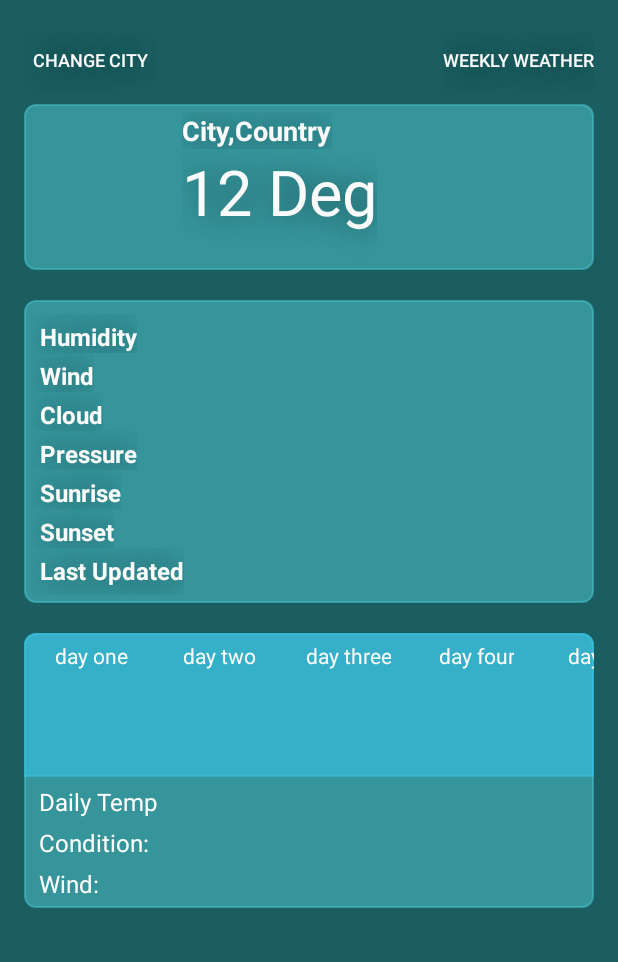
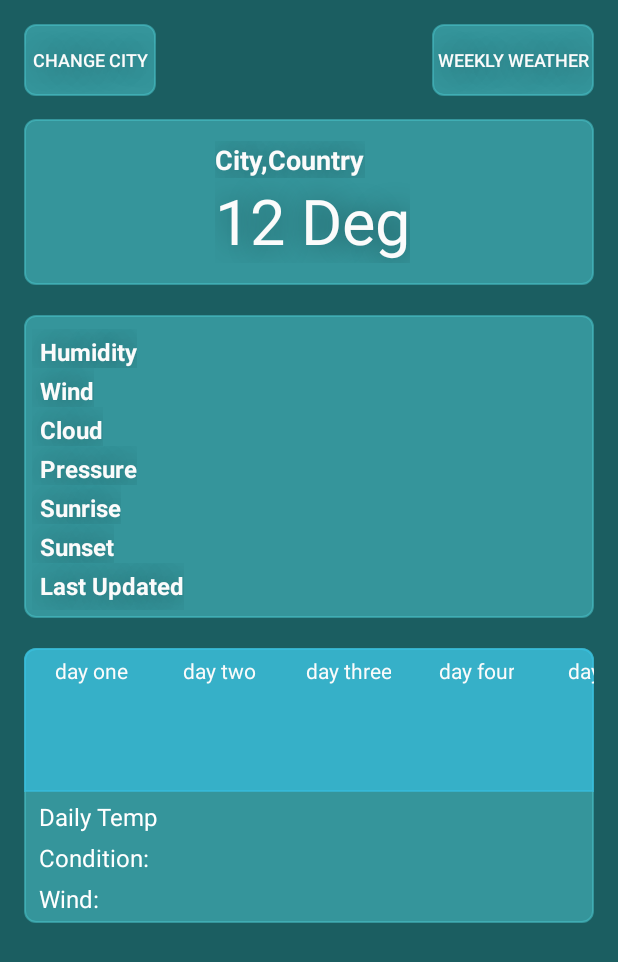
Before and after one commit to ahmeturun/Wheather-App, an Android app: the screen it shows after launch (MainActivity), on a phone screen of 412 x 824 dp. Shown: the top 962 px of the screen. Run offline under Robolectric (Android 15) with nearby library versions, the phone set to English and light mode, and no system bars; our stand-ins replace Volley; network calls fail.

Commit message:
front-end improvment

```diff
--- a/app/src/main/res/layout-v14/content_main.xml
+++ b/app/src/main/res/layout-v14/content_main.xml
@@ -22,7 +22,7 @@
         android:text="@string/change_city"
         android:id="@+id/change_cityId"
         android:background="@drawable/rounded_corner"
-        android:backgroundTint="@color/transparent"
+        android:backgroundTint="#8e4ac3c9"
         android:textColor="@color/light_font"
         android:shadowColor="@color/text_shadow"
         android:textSize="12sp"
@@ -38,8 +38,8 @@
         android:layout_height="wrap_content"
         android:text="@string/weekly_weather_btn"
         android:id="@+id/weekly_weather_btn"
-        android:background="@android:color/transparent"
-        android:backgroundTint="@color/abc_background_cache_hint_selector_material_dark"
+        android:background="@drawable/rounded_corner"
+        android:backgroundTint="#8e4ac3c9"
         android:textColor="@color/light_font"
         android:textSize="12sp"
         android:shadowColor="@color/text_shadow"
@@ -49,14 +49,16 @@
         android:onClick="weekly_Weather"
         android:layout_alignParentTop="true"
         android:layout_alignParentEnd="true"
-        android:hapticFeedbackEnabled="false" />
+        android:hapticFeedbackEnabled="false"
+        android:paddingRight="3dp"
+        android:paddingLeft="3dp" />
 
     <RelativeLayout
         android:layout_width="match_parent"
         android:layout_height="wrap_content"
         android:hapticFeedbackEnabled="false"
         android:layout_below="@+id/change_cityId"
-        android:layout_marginTop="5dp"
+        android:layout_marginTop="15dp"
         android:id="@+id/degreeLayout"
         android:animationCache="false"
         android:background="@drawable/rounded_corner"
@@ -69,6 +71,29 @@
             android:layout_width="100dp"
             android:layout_height="100dp"
             android:layout_alignParentStart="true" />
+
+        <LinearLayout
+            android:orientation="vertical"
+            android:layout_width="wrap_content"
+            android:layout_height="wrap_content"
+            android:layout_marginStart="22dp"
+            android:layout_toRightOf="@+id/thumbnailIcon"
+            android:layout_centerVertical="true">
+
+            <TextView
+                android:id="@+id/cityText"
+                android:text="City,Country"
+                android:textSize="18sp"
+                android:layout_width="wrap_content"
+                android:layout_height="wrap_content"
+                android:textStyle="bold"
+                android:textColor="@color/light_font"
+                android:shadowColor="@color/text_shadow"
+                android:shadowDx="2"
+                android:shadowDy="2"
+                android:shadowRadius="25"
+                android:layout_alignParentTop="false"
+                android:layout_toRightOf="@+id/thumbnailIcon" />
 
             <TextView
                 android:id="@+id/tempText"
@@ -83,23 +108,8 @@
                 android:shadowColor="@color/text_shadow"
                 android:shadowDx="1"
                 android:shadowDy="1"
-            android:shadowRadius="25"
-            android:layout_alignBottom="@+id/thumbnailIcon" />
-
-        <TextView
-            android:id="@+id/cityText"
-            android:text="City,Country"
-            android:textSize="18sp"
-            android:layout_width="wrap_content"
-            android:layout_height="wrap_content"
-            android:textStyle="bold"
-            android:textColor="@color/light_font"
-            android:shadowColor="@color/text_shadow"
-            android:shadowDx="2"
-            android:shadowDy="2"
-            android:shadowRadius="25"
-            android:layout_alignParentTop="true"
-            android:layout_toRightOf="@+id/thumbnailIcon" />
+                android:shadowRadius="25" />
+        </LinearLayout>
     </RelativeLayout>
 
     <LinearLayout
--- a/app/src/main/res/values/colors.xml
+++ b/app/src/main/res/values/colors.xml
@@ -7,9 +7,9 @@
     <color name="grey_font">#ff9e9e9e</color>
     <color name="text_shadow">#7F000000</color>
     <color name="text_shadow_white">#FFFFFF</color>
-    <color name="transparent">#00ffffff</color>
+    <color name="transparent">#48a08b</color>
     <color name="white">#fff</color>
     <color name="best">#37bedf</color>
     <color name="daily_weather_color">#2a8da5</color>
-    <color name="normal_color">#37bedf</color>
+    <color name="normal_color">#35969a</color>
 </resources>
```
Lines whose indentation alone changed are shown as unchanged.
